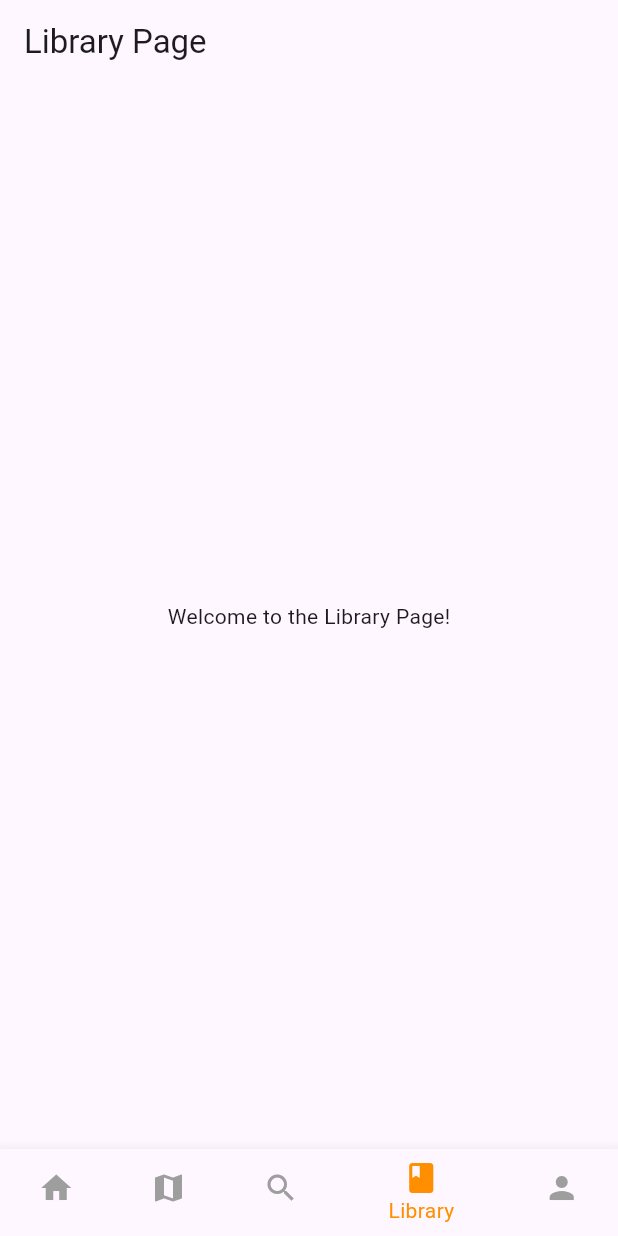
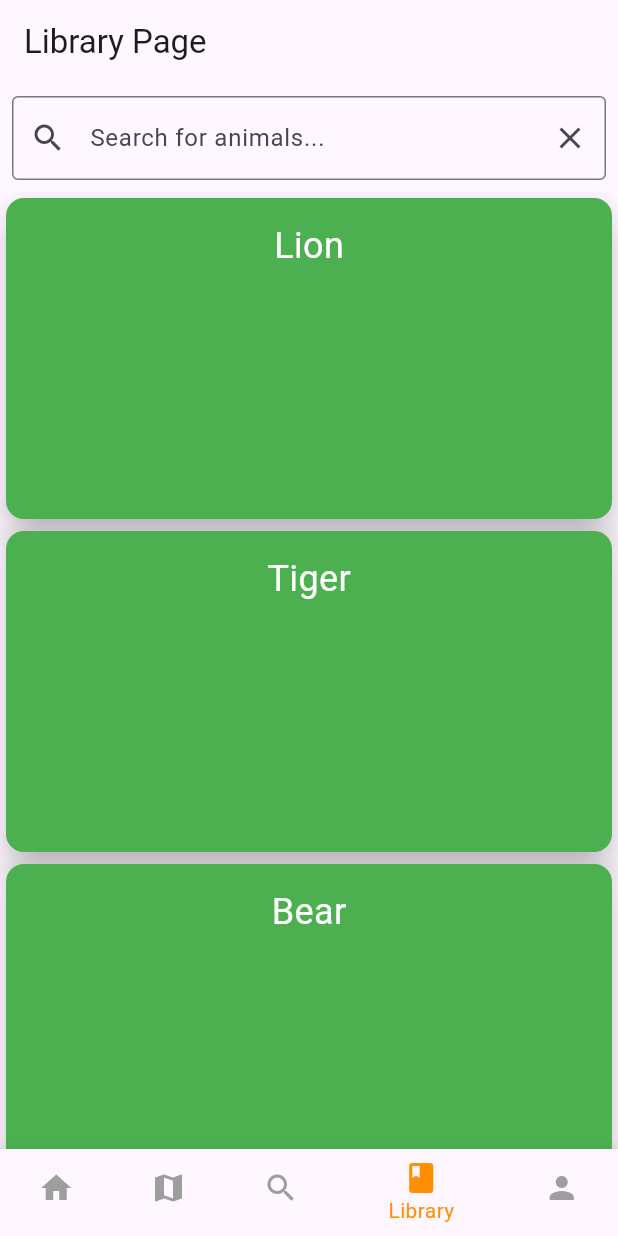
Before and after one commit to NethmaDS123/WildLifeConnect, a Flutter app: the screen it shows after launch, item 4 of the bottom bar chosen, on a phone screen of 412 x 824 dp. Run offline on Flutter 3.47's test engine with Material 3 defaults, Android fonts, the phone set to English and light mode, and no system bars.

Commit message:
Library basics added

```diff
--- a/lib/main.dart
+++ b/lib/main.dart
@@ -1,5 +1,5 @@
 import 'package:flutter/material.dart';
-import 'pages/splashPage/splashPage.dart'; // Import the splash page.
+import 'pages/splashPage/splash_page.dart'; // Import the splash page.
 
 void main() => runApp(const WildlifeConnectApp());
 
--- /dev/null
+++ b/lib/pages/Library/components/animal_card.dart
@@ -0,0 +1,30 @@
+// animal_card.dart
+import 'package:flutter/material.dart';
+
+class AnimalCard extends StatelessWidget {
+  final String animalName;
+
+  const AnimalCard({Key? key, required this.animalName}) : super(key: key);
+
+  @override
+  Widget build(BuildContext context) {
+    return Card(
+      elevation: 10,
+      color: Colors.green,
+      child: Padding(
+        padding: const EdgeInsets.all(15.0),
+        child: Column(
+          mainAxisSize: MainAxisSize.min,
+          children: <Widget>[
+            Text(
+              animalName,
+              style: TextStyle(color: Colors.white, fontSize: 24),
+            ),
+            SizedBox(height: 150),
+            // Add more information and styling as needed
+          ],
+        ),
+      ),
+    );
+  }
+}
--- /dev/null
+++ b/lib/pages/Library/components/search_bar.dart
@@ -0,0 +1,37 @@
+import 'package:flutter/material.dart';
+
+class SearchBar extends StatefulWidget {
+  final Function(String) onSearch;
+
+  const SearchBar({Key? key, required this.onSearch}) : super(key: key);
+
+  @override
+  State<SearchBar> createState() => _SearchBarState();
+}
+
+class _SearchBarState extends State<SearchBar> {
+  final TextEditingController _controller = TextEditingController();
+
+  @override
+  Widget build(BuildContext context) {
+    return Padding(
+      padding: const EdgeInsets.all(8.0),
+      child: TextField(
+        controller: _controller,
+        decoration: InputDecoration(
+          hintText: 'Search for animals...',
+          prefixIcon: const Icon(Icons.search),
+          suffixIcon: IconButton(
+            icon: const Icon(Icons.clear),
+            onPressed: () {
+              _controller.clear();
+              widget.onSearch('');
+            },
+          ),
+          border: const OutlineInputBorder(),
+        ),
+        onChanged: widget.onSearch,
+      ),
+    );
+  }
+}
--- a/lib/pages/Library/library.dart
+++ b/lib/pages/Library/library.dart
@@ -1,16 +1,45 @@
+// library_page.dart
 import 'package:flutter/material.dart';
+import 'package:wildlifeconnect/pages/Library/components/animal_card.dart';
+import 'components/search_bar.dart' as wb; // Alias for the search bar import
 
 class LibraryPage extends StatelessWidget {
-  const LibraryPage({super.key});
+  const LibraryPage({Key? key}) : super(key: key);
+
+  void _handleSearch(String query) {
+    // Implement search functionality
+    print('Searching for: $query');
+  }
 
   @override
   Widget build(BuildContext context) {
+    // Placeholder for your animals data
+    final List<String> animals = [
+      'Lion',
+      'Tiger',
+      'Bear',
+      'Elephant',
+      'Buffolo',
+      'Deer',
+      'Crocodile'
+    ];
+
     return Scaffold(
       appBar: AppBar(
         title: const Text('Library Page'),
       ),
-      body: const Center(
-        child: Text('Welcome to the Library Page!'),
+      body: Column(
+        children: [
+          wb.SearchBar(onSearch: _handleSearch),
+          Expanded(
+            child: ListView.builder(
+              itemCount: animals.length,
+              itemBuilder: (context, index) {
+                return AnimalCard(animalName: animals[index]);
+              },
+            ),
+          ),
+        ],
       ),
     );
   }
--- a/lib/pages/Login/login.dart
+++ b/lib/pages/Login/login.dart
@@ -13,31 +13,33 @@ class LoginPage extends StatelessWidget {
           mainAxisAlignment: MainAxisAlignment.center,
           crossAxisAlignment: CrossAxisAlignment.stretch,
           children: <Widget>[
-            const Text(
-              "Hello Again!",
-              style: TextStyle(fontSize: 26, fontWeight: FontWeight.bold), textAlign: TextAlign.center),
+            const Text("Hello Again!",
+                style: TextStyle(fontSize: 26, fontWeight: FontWeight.bold),
+                textAlign: TextAlign.center),
             const SizedBox(height: 10.0),
-            const Text(
-              "Welcome Back to Wildlife Connect!",
-              style: TextStyle(fontSize: 22, fontWeight: FontWeight.bold), textAlign: TextAlign.center),
+            const Text("Welcome Back to Wildlife Connect!",
+                style: TextStyle(fontSize: 22, fontWeight: FontWeight.bold),
+                textAlign: TextAlign.center),
             const SizedBox(height: 50.0),
             Container(
                 decoration: BoxDecoration(
                   borderRadius: BorderRadius.circular(40),
-                color: Colors.yellow,
+                  color: Color.fromARGB(255, 59, 255, 154),
                 ),
                 padding: const EdgeInsets.all(32.0),
-              child : Column(
+                child: Column(
                   mainAxisAlignment: MainAxisAlignment.center,
                   crossAxisAlignment: CrossAxisAlignment.stretch,
                   children: <Widget>[
-                  const Text(
-                    "Login",
-                    style: TextStyle(fontSize: 24, fontWeight: FontWeight.bold), textAlign: TextAlign.left),
+                    const Text("Login",
+                        style: TextStyle(
+                            fontSize: 24, fontWeight: FontWeight.bold),
+                        textAlign: TextAlign.left),
                     const SizedBox(height: 16.0),
-                  const Text(
-                    "Email ID",
-                    style: TextStyle(fontSize: 18, fontWeight: FontWeight.bold), textAlign: TextAlign.left),
+                    const Text("Email ID",
+                        style: TextStyle(
+                            fontSize: 18, fontWeight: FontWeight.bold),
+                        textAlign: TextAlign.left),
                     // Email input field
                     TextFormField(
                       decoration: const InputDecoration(
@@ -47,9 +49,9 @@ class LoginPage extends StatelessWidget {
                       keyboardType: TextInputType.emailAddress,
                     ),
                     const SizedBox(height: 16.0),
-                  const Text(
-                    "Password",
-                    style: TextStyle(fontSize: 18, fontWeight: FontWeight.bold)),
+                    const Text("Password",
+                        style: TextStyle(
+                            fontSize: 18, fontWeight: FontWeight.bold)),
                     // Password input field
                     TextFormField(
                       decoration: const InputDecoration(
@@ -67,8 +69,7 @@ class LoginPage extends StatelessWidget {
                           onPressed: () {
                             //reset password page
                           },
-                    )
-                  ),
+                        )),
                     // Login button
                     ElevatedButton(
                       style: ElevatedButton.styleFrom(
@@ -79,7 +80,9 @@ class LoginPage extends StatelessWidget {
                       ),
                       child: const Text(
                         'Login',
-                      style: TextStyle(fontSize: 22, fontWeight: FontWeight.bold),),
+                        style: TextStyle(
+                            fontSize: 22, fontWeight: FontWeight.bold),
+                      ),
                       onPressed: () {
                         // Handle login logic
                       },
@@ -100,19 +103,18 @@ class LoginPage extends StatelessWidget {
                       ),
                     ),
                   ],
-              )
-            ),
+                )),
             const SizedBox(height: 40.0),
             ElevatedButton(
               style: ElevatedButton.styleFrom(
                   backgroundColor: Colors.black,
-                shape:CircleBorder(
-                  side:BorderSide(color: Colors.black, width: 6.0),
-                )
-              ),
+                  shape: CircleBorder(
+                    side: BorderSide(color: Colors.black, width: 6.0),
+                  )),
               child: const Text(
                 'X',
-                style: TextStyle(fontSize: 22, fontWeight: FontWeight.bold),),
+                style: TextStyle(fontSize: 22, fontWeight: FontWeight.bold),
+              ),
               onPressed: () {
                 // Handle login logic
               },
--- a/lib/pages/splashPage/splashPage.dart
+++ b/lib/pages/splashPage/splash_page.dart
@@ -1,5 +1,6 @@
 import 'package:flutter/material.dart';
-import 'package:wildlifeconnect/pages/Home/navBar.dart';
+import 'package:wildlifeconnect/pages/Home/nav_bar.dart';
+import 'package:wildlifeconnect/pages/Login/login.dart';
 // import '../Login/login.dart'; // Import the login page.
 
 class SplashPage extends StatefulWidget {
```
Also changed, not shown: lib/pages/Home/nav_bar.dart (renamed from lib/pages/Home/navBar.dart). Lines whose indentation alone changed are shown as unchanged.
